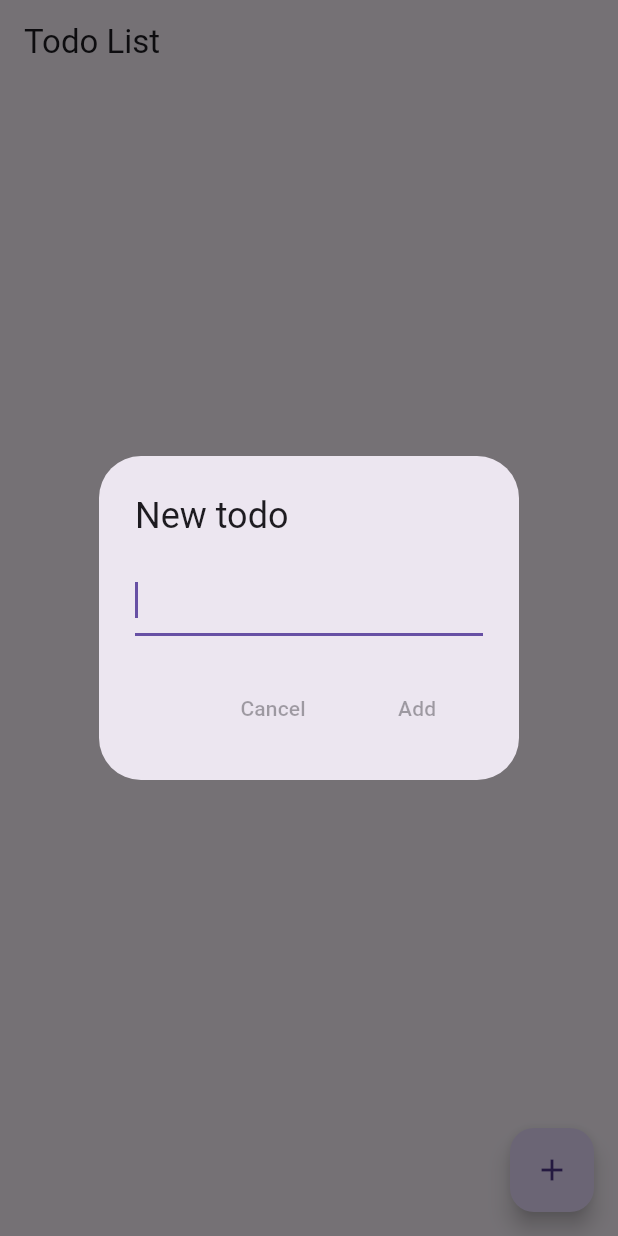
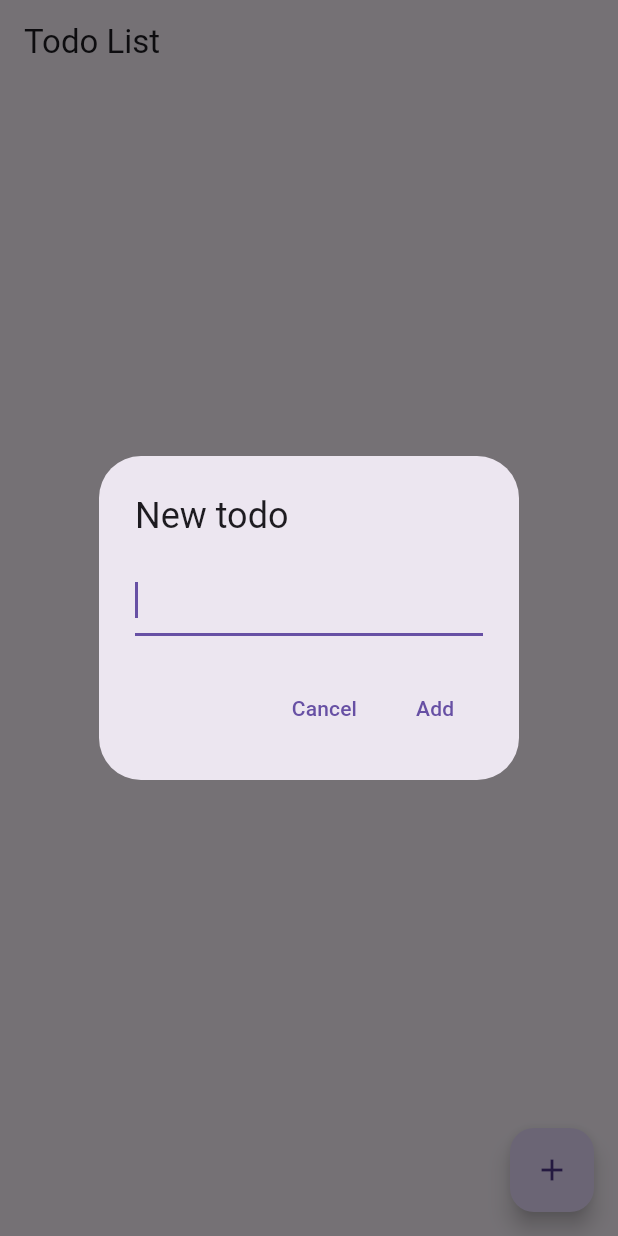
Before and after one commit to ananyaprabhakarm/ToDoList-Flutter, a Flutter app: the screen it shows after launch, after a tap on the "add" icon, on a phone screen of 412 x 824 dp. Run offline on Flutter 3.47's test engine with Material 3 defaults, Android fonts, the phone set to English and light mode, and no system bars.

Commit message:
updated _addTodo function again

```diff
--- a/lib/main.dart
+++ b/lib/main.dart
@@ -1,5 +1,4 @@
 import 'package:first_app/todo_list.dart';
-import 'package:flutter/services.dart';
 import 'package:flutter/material.dart';
 
 void main() {
--- /dev/null
+++ b/lib/tempCodeRunnerFile.dart
@@ -0,0 +1 @@
+TextButton
--- a/lib/todo_list.dart
+++ b/lib/todo_list.dart
@@ -5,16 +5,14 @@ class TodoList extends StatefulWidget {
   const TodoList({super.key});
 
   @override
-  // ignore: library_private_types_in_public_api
   _TodoListState createState() => _TodoListState();
 }
 
 class _TodoListState extends State<TodoList> {
   List<Todo> todos = [];
+  TextEditingController controller = TextEditingController();
 
-  TextEditingController controller = new TextEditingController();
-
-  _toggleTodo(Todo todo, bool? isChecked) {
+  void _toggleTodo(Todo todo, bool? isChecked) {
     if (isChecked != null) {
       setState(() {
         todo.isdone = isChecked;
@@ -22,7 +20,45 @@ class _TodoListState extends State<TodoList> {
     }
   }
 
-  // _buildItem() {}
+  Future<void> _addTodo() async {
+    final todo = await showDialog<Todo>(
+      context: context,
+      builder: (BuildContext context) {
+        return AlertDialog(
+          title: const Text('New todo'),
+          content: TextField(
+            controller: controller,
+            autofocus: true,
+          ),
+          actions: <Widget>[
+            TextButton(
+              child: const Text('Cancel'),
+              onPressed: () {
+                Navigator.of(context).pop();
+              },
+            ),
+            TextButton(
+              child: const Text('Add'),
+              onPressed: () {
+                final todo = Todo(
+                  title: controller.value.text,
+                );
+                controller.clear();
+                Navigator.of(context).pop(todo);
+              },
+            ),
+          ],
+        );
+      },
+    );
+
+    if (todo != null) {
+      setState(() {
+        todos.add(todo);
+      });
+    }
+  }
+
   Widget _buildItem(BuildContext context, int index) {
     final todo = todos[index];
     return CheckboxListTile(
@@ -30,38 +66,6 @@ class _TodoListState extends State<TodoList> {
       title: Text(todo.title),
       onChanged: (bool? isChecked) {
         _toggleTodo(todo, isChecked);
-      },
-    );
-  }
-
-  _addTodo() {
-    showDialog<Todo>(
-      context: context,
-      builder: (BuildContext context) {
-        return const AlertDialog(
-          title: Text('New todo'),
-          content: TextField(
-            controller: controller,
-            autofocus: true,
-          ),
-          actions: <Widget>[
-            FlatButton(
-              child: Text('Cancel'),
-              onPressed: () {
-                Navigator.of(context).pop();
-              },
-            ),
-            FlatButton(
-              child: Text('Add'),
-              onPressed: () {
-                final todo = new Todo(title: controller.value.text);
-                controller.clear();
-                todos.add(todo);
-                Navigator.of(context).pop(todo);
-              },
-            ),
-          ],
-        );
       },
     );
   }
```
